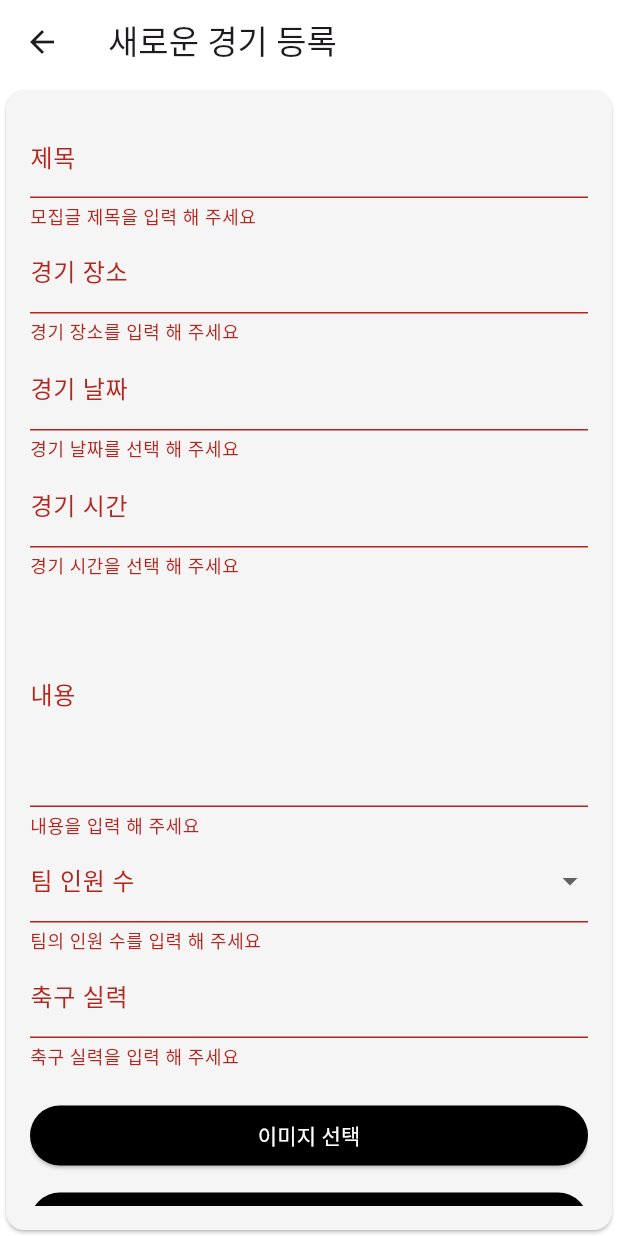
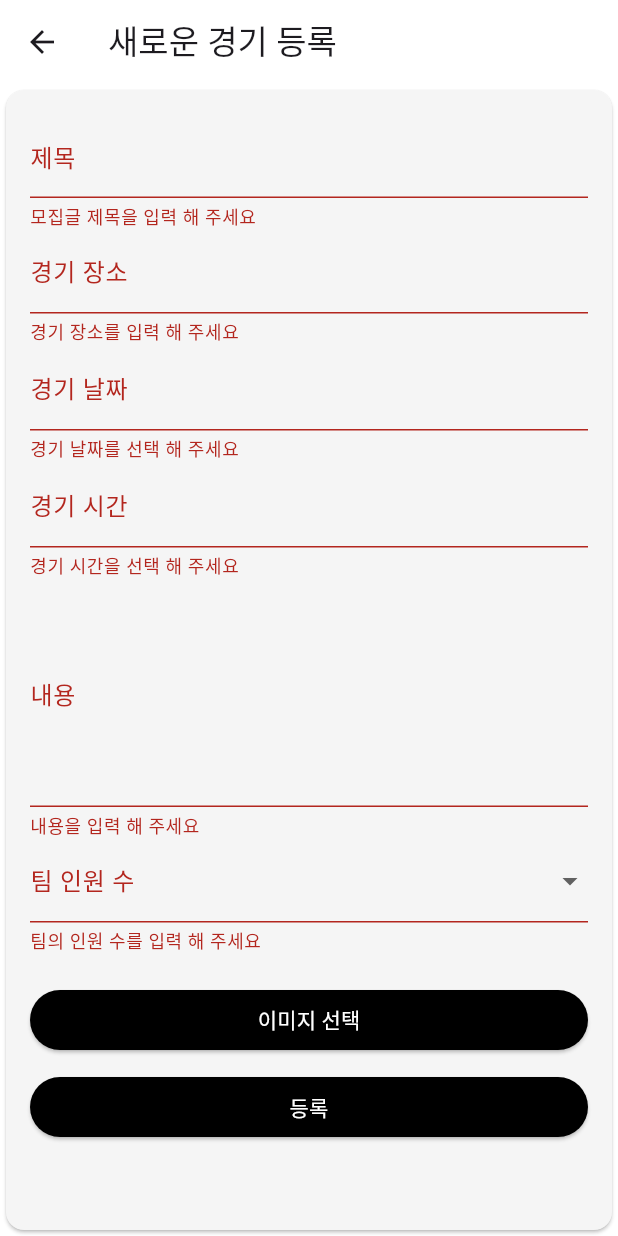
Before and after one commit to LeeHyo-Jeong/MadCamp_Project02_app, a Flutter app: the PostMatchPage screen opened directly, after a tap on "등록", on a phone screen of 412 x 824 dp. Run offline on Flutter 3.47's test engine with Material 3 defaults, Android fonts, the phone set to English and light mode, and no system bars; our stand-ins replace assets_audio_player, flutter_dotenv, flutter_spinkit, fluttertoast, image_picker, shared_preferences and 1 more; missing offline and left inert: kakao_flutter_sdk, kakao_flutter_sdk_user; accounts and stored records are empty; Roboto replaces fonts that are missing (Elice_Regular).

Commit message:
solved many problems

```diff
--- a/lib/match.dart
+++ b/lib/match.dart
@@ -1,5 +1,3 @@
-
-import 'package:kakao_flutter_sdk/kakao_flutter_sdk.dart';
 
 class Match {
   final int matchId;
@@ -10,7 +8,7 @@ class Match {
   final String content;
   final int max_member;
   final String? image;
-  final int level;
+  int? level;
   int? cur_member = 0;
   List<String> match_members; //user_id의 list
   final String user_id; // 작성자의 user_id
@@ -24,7 +22,7 @@ class Match {
     required this.content,
     required this.max_member,
     this.image,
-    required this.level,
+    this.level,
     this.cur_member,
     required this.match_members,
     required this.user_id,
--- a/lib/match_detail.dart
+++ b/lib/match_detail.dart
@@ -128,7 +128,7 @@ class _MatchDetailPageState extends State<MatchDetailPage> {
 
   @override
   Widget build(BuildContext context) {
-    final isCreator = (widget.match.user_id == widget.currentUserId);
+    final isCreator = widget.match.user_id == widget.currentUserId;
 
     return Scaffold(
       appBar:
--- a/lib/post_match.dart
+++ b/lib/post_match.dart
@@ -60,7 +60,6 @@ Future<List<Match>> getAllMatches() async {
     final List<dynamic> matchesData = jsonDecode(response.body);
     final List<Match> matches =
     matchesData.map((data) => Match.fromJson(data)).toList();
-    //print("Matches data: ${matches.map((match) => match.toJson())}");
     return matches;
   } else {
     throw Exception("Failed to fetch matches: ${response.statusCode}");
@@ -82,7 +81,6 @@ class _PostMatchPageState extends State<PostMatchPage> {
   final TextEditingController _dateController = TextEditingController();
   final TextEditingController _timeController = TextEditingController();
   final TextEditingController _contentController = TextEditingController();
-  final TextEditingController _levelController = TextEditingController();
   File? _image;
 
   String? _selectedDate;
@@ -157,7 +155,6 @@ class _PostMatchPageState extends State<PostMatchPage> {
           matchTitle: _titleController.text,
           content: _contentController.text,
           max_member: _selectedMemberCount!,
-          level: int.parse(_levelController.text),
           match_members: [],
           image: imageUrl,
           user_id: user!.id.toString()
@@ -321,20 +318,6 @@ class _PostMatchPageState extends State<PostMatchPage> {
                     return null;
                   },
                 ),
-                TextFormField(
-                  controller: _levelController,
-                  decoration: InputDecoration(labelText: '축구 실력'),
-                  keyboardType: TextInputType.number,
-                  validator: (value) {
-                    if (value == null || value.isEmpty) {
-                      return '축구 실력을 입력 해 주세요';
-                    }
-                    if (int.tryParse(value) == null) {
-                      return '실력은 1~10 사이의 수로 입력 해 주세요';
-                    }
-                    return null;
-                  },
-                ),
                 _image != null ? Image.file(_image!) : Container(),
                 SizedBox(height: 20),
                 ElevatedButton(
--- a/lib/profile.dart
+++ b/lib/profile.dart
@@ -376,6 +376,7 @@ class _NotificationSettingsPageState extends State<NotificationSettingsPage> {
   Widget build(BuildContext context) {
     return Scaffold(
       appBar: AppBar(
+        backgroundColor: Colors.white,
         title: Text('배경음 설정'),
       ),
       body: Padding(
```
